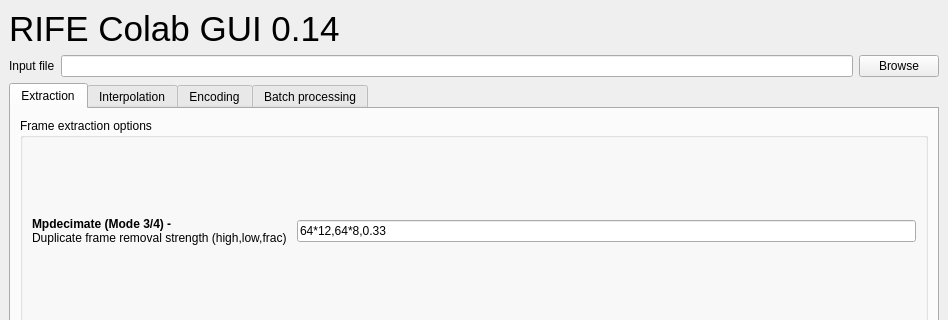
Above: main_gui.ui from HeylonNHP/RIFE-Colab before the change; both pictures show x 0 to 948 and y 0 to 320 of the 948 by 646 pixel window. Below: the same form after it.
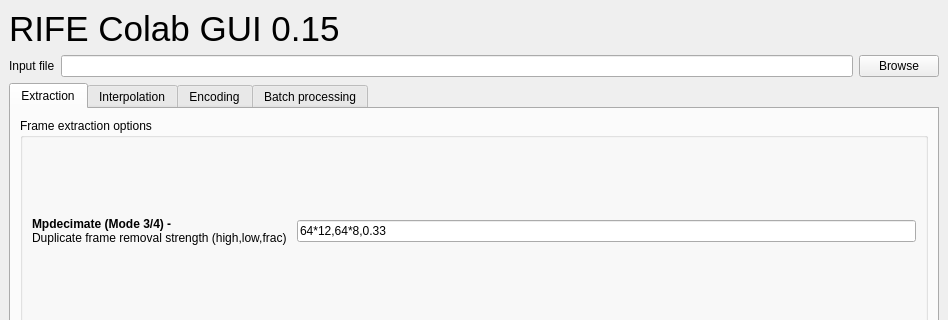
That is the form after the change.

The edit to the form file:
```diff
--- a/main_gui.ui
+++ b/main_gui.ui
@@ -37,7 +37,7 @@
          </font>
         </property>
         <property name="text">
-         <string>&lt;html&gt;&lt;head/&gt;&lt;body&gt;&lt;p&gt;RIFE Colab GUI 0.14&lt;/p&gt;&lt;/body&gt;&lt;/html&gt;</string>
+         <string>&lt;html&gt;&lt;head/&gt;&lt;body&gt;&lt;p&gt;RIFE Colab GUI 0.15&lt;/p&gt;&lt;/body&gt;&lt;/html&gt;</string>
         </property>
        </widget>
       </item>
```
